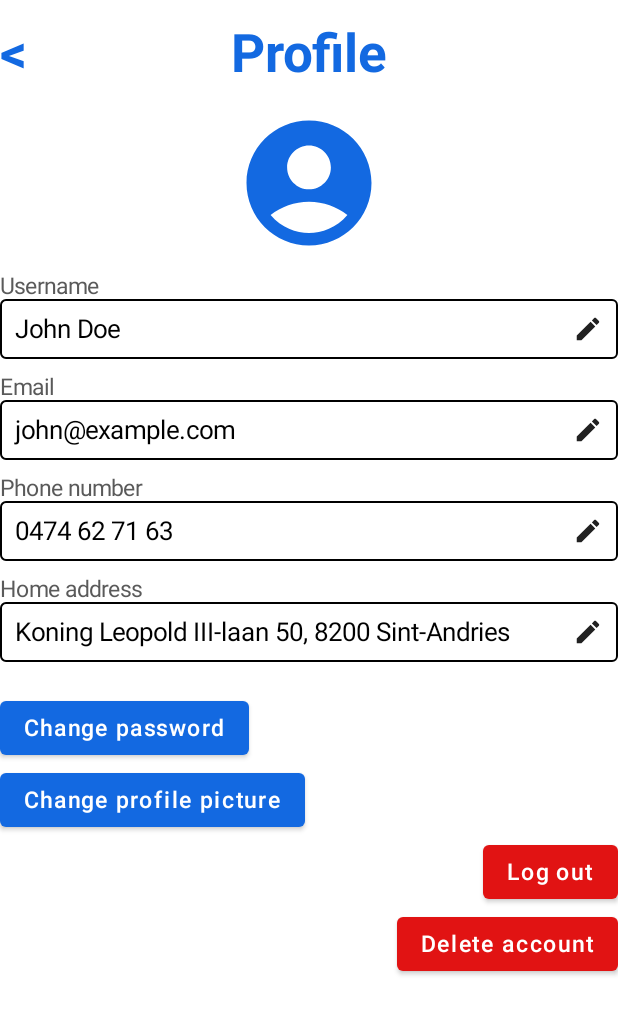
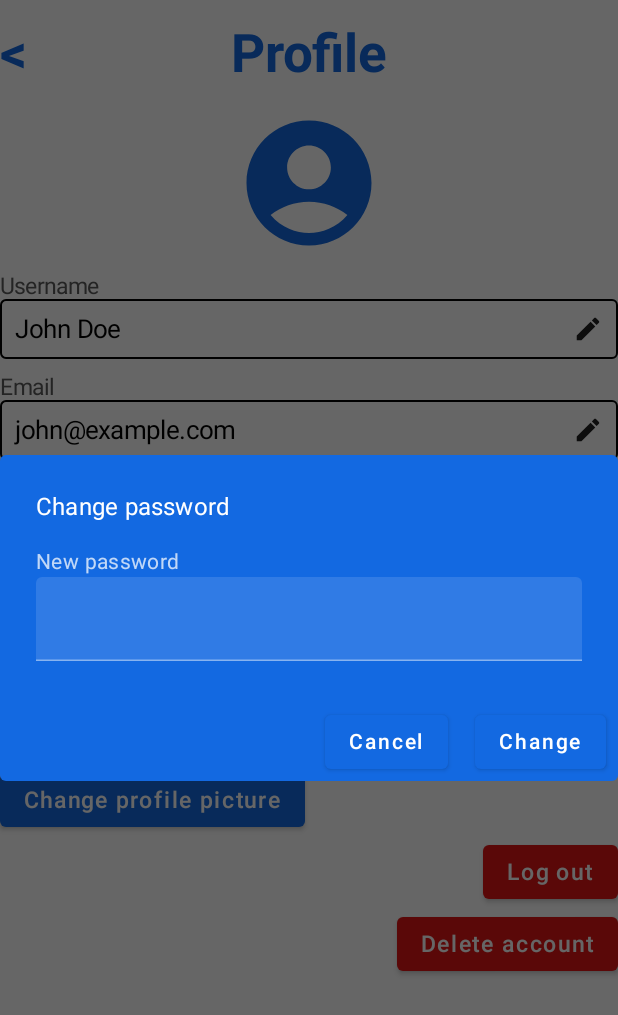
Before and after one commit to JarneLosschaert/DeliverMe-user, an Android app built with Jetpack Compose: the composable ProfileScreen called with sample values from the repository, after a tap on "Change password", on a phone screen of 412 x 824 dp. Shown: the top 1015 px of the screen. Run offline under Robolectric (Android 15) with nearby library versions, the phone set to English and light mode, and no system bars.

Commit message:
added change password

```diff
--- a/app/src/main/java/be/howest/jarnelosschaert/deliverme/logic/services/other/ApiService.kt
+++ b/app/src/main/java/be/howest/jarnelosschaert/deliverme/logic/services/other/ApiService.kt
@@ -11,6 +11,12 @@ interface ApiService {
 
     @POST("/customers/auth")
     suspend fun loginUser(@Body loginRequest: LoginRequest): RegistrationLoginResponse
+
+    @PUT("/customers/auth")
+    suspend fun changePassword(
+        @Header("Authorization") authToken: String,
+        @Body updatePasswordRequest: UpdatePasswordRequest,
+    )
 
     @PUT("/customers/{id}")
     suspend fun updateCustomer(
--- a/app/src/main/java/be/howest/jarnelosschaert/deliverme/ui/DeliverMeApp.kt
+++ b/app/src/main/java/be/howest/jarnelosschaert/deliverme/ui/DeliverMeApp.kt
@@ -153,6 +153,7 @@ private fun AuthScreenNavigationConfigurations(
                 changeEmail = { authController.updateCustomer(email = it) },
                 changePhone = { authController.updateCustomer(phone = it) },
                 changeAddress = { controller.changeAddress() },
+                changePassword = { authController.changePassword(it) },
             )
         }
         composable(OtherScreens.DeliveryDetails.route) {
--- a/app/src/main/java/be/howest/jarnelosschaert/deliverme/ui/screens/settingScreens/ProfileScreen.kt
+++ b/app/src/main/java/be/howest/jarnelosschaert/deliverme/ui/screens/settingScreens/ProfileScreen.kt
@@ -42,7 +42,8 @@ fun ProfileScreen(
     changeUserName: (String) -> Unit,
     changeEmail: (String) -> Unit,
     changePhone: (String) -> Unit,
-    changeAddress: () -> Unit
+    changeAddress: () -> Unit,
+    changePassword: (String) -> Unit
 ) {
     var isTextPopupVisible by remember { mutableStateOf(false) }
     var textPopupContent by remember { mutableStateOf(PopupContent("", "", "", "", {}, {})) }
@@ -85,8 +86,10 @@ fun ProfileScreen(
                     AuthButtons(
                         logout = logout,
                         deleteAccount = deleteAccount,
+                        changePassword = changePassword,
                         onEdit = { choicePopupContent = it; isChoicePopupVisible = true },
-                        onDismiss = { isChoicePopupVisible = false }
+                        onEditPassword = { textPopupContent = it; isTextPopupVisible = true },
+                        onDismiss = { isChoicePopupVisible = false; isTextPopupVisible = false }
                     )
                 }
             })
@@ -99,14 +102,25 @@ fun ProfileScreen(
 fun AuthButtons(
     logout: () -> Unit,
     deleteAccount: () -> Unit,
+    changePassword: (String) -> Unit,
     onEdit: (PopupContent) -> Unit,
+    onEditPassword: (PopupContent) -> Unit,
     onDismiss: () -> Unit,
 ) {
     Column(
         modifier = Modifier.fillMaxWidth()
     ) {
         Spacer(modifier = Modifier.height(10.dp))
-        GeneralButton(text = "Change password", onClick = {})
+        GeneralButton(text = "Change password", onClick = {
+            onEditPassword(
+                PopupContent(
+                    title = "Change password",
+                    label = "New password",
+                    onDismiss = { onDismiss() },
+                    onConfirm = { changePassword(it) }
+                )
+            )
+        })
         GeneralButton(text = "Change profile picture", onClick = {})
         GeneralButton(
             text = "Log out",
```
Also changed, not shown: app/src/main/java/be/howest/jarnelosschaert/deliverme/logic/controllers/AuthController.kt (+13 -0 lines), app/src/main/java/be/howest/jarnelosschaert/deliverme/logic/services/AuthService.kt (+19 -4 lines), app/src/main/java/be/howest/jarnelosschaert/deliverme/logic/services/requests/UpdatePasswordRequest.kt (added, +7 -0 lines).
